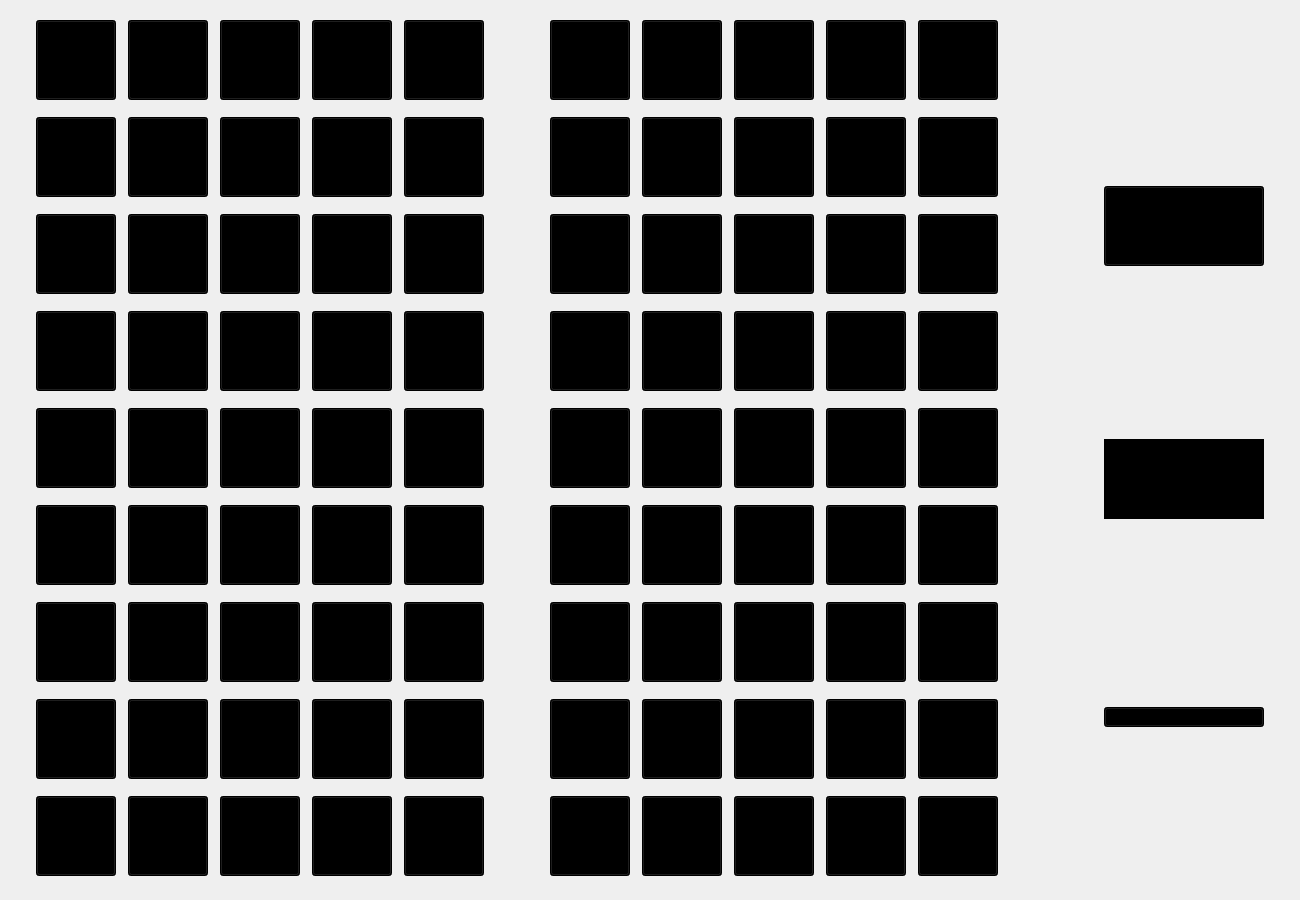
Above: TabellonePrj/TabellonePrj/mainwindow.ui from elios-tech/Tombola before the change. Below: the same form after it.
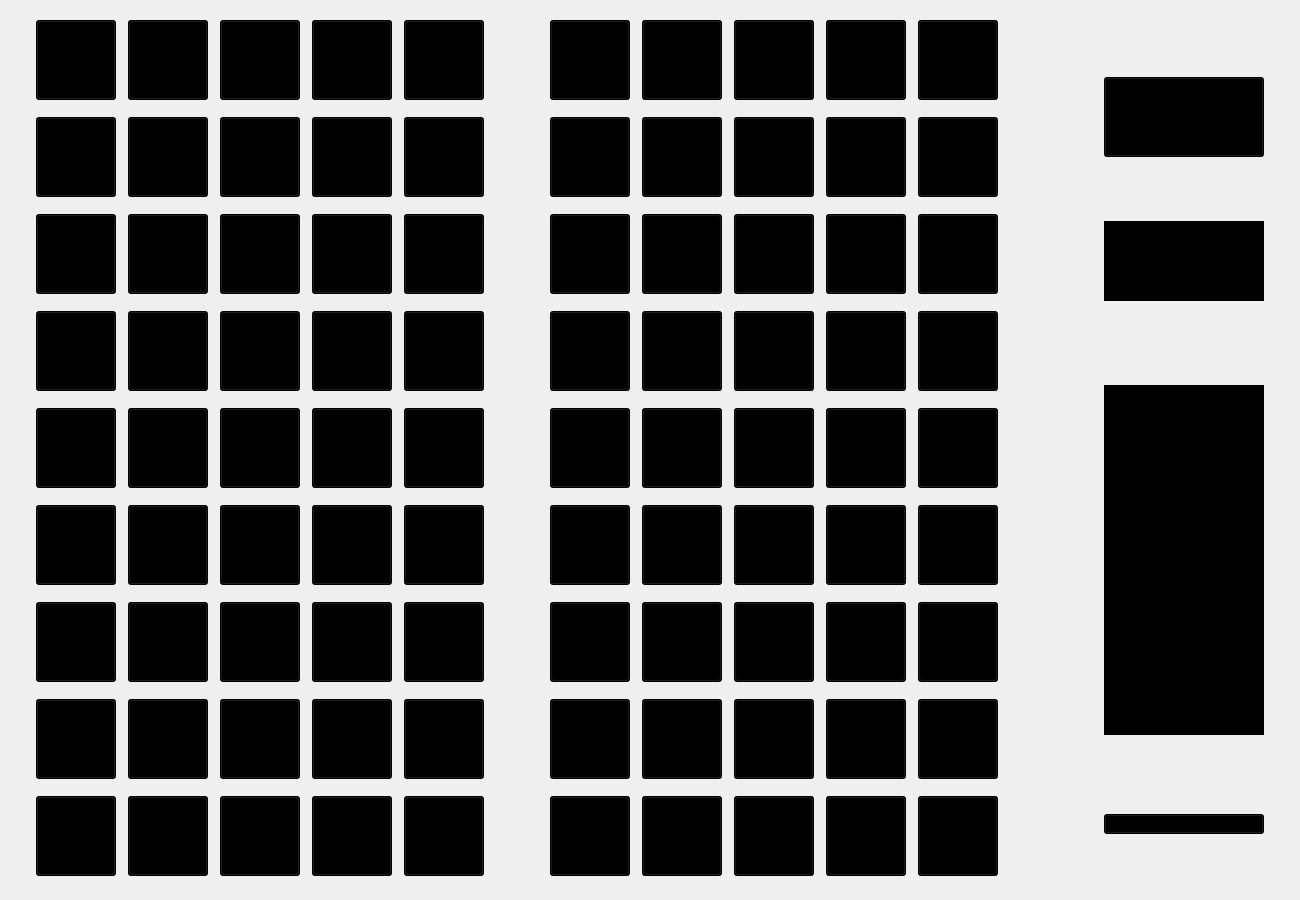
That is the form after the change. Icons and pictures are not drawn.

Commit message: [Tombola] Added a text box on the Tabellone where are displayed the last 5 extracted numbers.

The edit to the form file:
```diff
--- a/TabellonePrj/TabellonePrj/mainwindow.ui
+++ b/TabellonePrj/TabellonePrj/mainwindow.ui
@@ -5086,6 +5086,52 @@
         </property>
        </widget>
       </item>
+      <item>
+       <spacer name="verticalSpacer_3">
+        <property name="orientation">
+         <enum>Qt::Vertical</enum>
+        </property>
+        <property name="sizeType">
+         <enum>QSizePolicy::Fixed</enum>
+        </property>
+        <property name="sizeHint" stdset="0">
+         <size>
+          <width>20</width>
+          <height>20</height>
+         </size>
+        </property>
+       </spacer>
+      </item>
+      <item>
+       <widget class="QTextEdit" name="extractedTxt">
+        <property name="minimumSize">
+         <size>
+          <width>100</width>
+          <height>0</height>
+         </size>
+        </property>
+        <property name="maximumSize">
+         <size>
+          <width>160</width>
+          <height>350</height>
+         </size>
+        </property>
+        <property name="baseSize">
+         <size>
+          <width>160</width>
+          <height>350</height>
+         </size>
+        </property>
+        <property name="styleSheet">
+         <string notr="true">background-image: url(:/icons/textBoxBackground.png);
+background-color: rgb(0, 0, 0);
+border-color: rgb(0, 0, 0);</string>
+        </property>
+        <property name="textInteractionFlags">
+         <set>Qt::TextSelectableByMouse</set>
+        </property>
+       </widget>
+      </item>
       <item>
        <spacer name="verticalSpacer_2">
         <property name="orientation">
@@ -5112,7 +5158,7 @@
         </property>
         <property name="minimumSize">
          <size>
-          <width>160</width>
+          <width>100</width>
           <height>20</height>
          </size>
         </property>
```
The commit also changes 3 other files.
